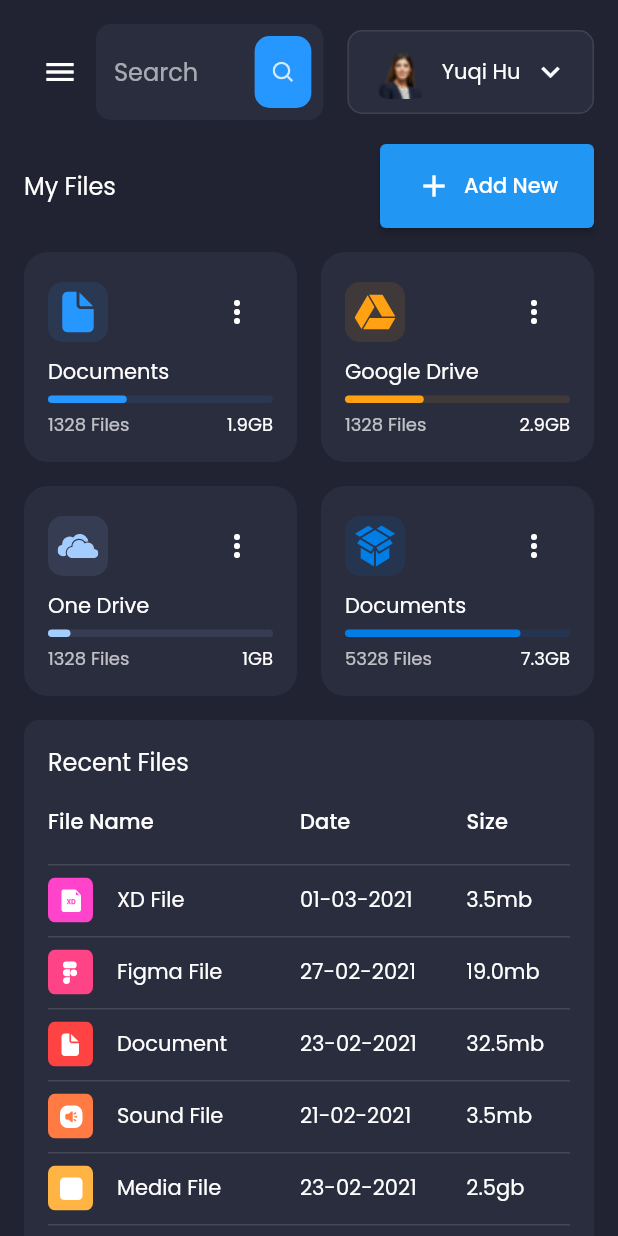
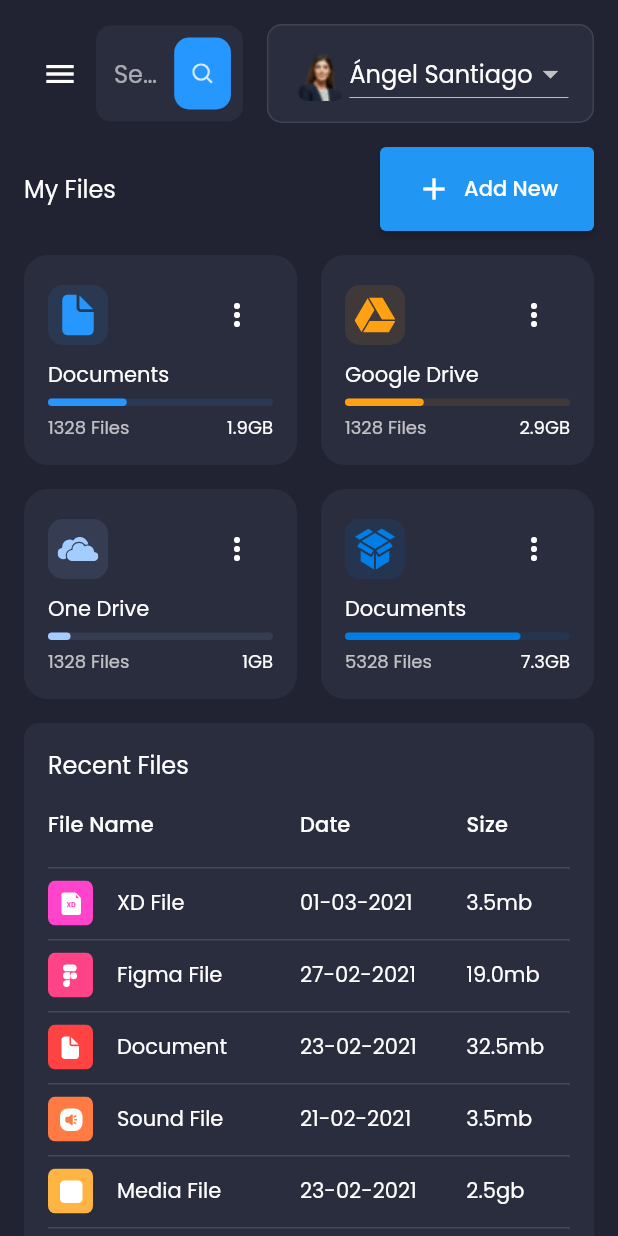
Before and after one commit to xiguolangzi/flutterDemo01, a Flutter app: the screen it shows after launch, in the side drawer, after a tap on "Add New", on a phone screen of 412 x 824 dp. Run offline on Flutter 3.47's test engine with Material 2 defaults, Android fonts, the phone set to English and light mode, and no system bars; our stand-ins replace fl_chart, flutter_svg, google_fonts.

Commit message:
界面优化

```diff
--- /dev/null
+++ b/demo01/flutter_application_1/lib/screens/dashboard/deshboard_screen/header/dropdown_menu_demo.dart
@@ -0,0 +1,43 @@
+import 'package:flutter/material.dart';
+
+import '../../../../constants.dart';
+
+class DropdownMenoDemo extends StatefulWidget {
+  const DropdownMenoDemo({super.key});
+
+  @override
+  State<DropdownMenoDemo> createState() => _DropdownMenoDemoState();
+}
+
+class _DropdownMenoDemoState extends State<DropdownMenoDemo> {
+  String selectedOption = "Ángel Santiago";
+
+  List<String> options = [
+    "Ángel Santiago",
+    'Option 1',
+    'Option 2',
+    'Option 3',
+    'Option 4',
+  ];
+
+  @override
+  Widget build(BuildContext context) {
+    return Container(
+      // padding: const EdgeInsets.symmetric(horizontal: defaultPadding / 2),
+      child: DropdownButton<String>(
+        value: selectedOption,
+        onChanged: (newValue) {
+          setState(() {
+            selectedOption = newValue!;
+          });
+        },
+        items: options.map<DropdownMenuItem<String>>((String value) {
+          return DropdownMenuItem<String>(
+            value: value,
+            child: Text(value),
+          );
+        }).toList(),
+      ),
+    );
+  }
+}
--- a/demo01/flutter_application_1/lib/screens/dashboard/deshboard_screen/header/profile_card.dart
+++ b/demo01/flutter_application_1/lib/screens/dashboard/deshboard_screen/header/profile_card.dart
@@ -1,5 +1,7 @@
 import 'package:flutter/material.dart';
 import 'package:flutter_application_1/constants.dart';
+
+import 'dropdown_menu_demo.dart';
 
 class ProfileCard extends StatelessWidget {
   const ProfileCard({super.key});
@@ -22,11 +24,12 @@ class ProfileCard extends StatelessWidget {
             "assets/images/profile_pic.png",
             height: 38,
           ),
-          const Padding(
-            padding: EdgeInsets.symmetric(horizontal: defaultPadding / 2),
-            child: Text("Yuqi Hu"),
-          ),
-          const Icon(Icons.keyboard_arrow_down)
+          // const Padding(
+          //   padding: EdgeInsets.symmetric(horizontal: defaultPadding / 2),
+          //   child: Text("Yuqi Hu"),
+          // ),
+          // const Icon(Icons.keyboard_arrow_down)
+          const DropdownMenoDemo(),
         ],
       ),
     );
--- a/demo01/flutter_application_1/lib/screens/dashboard/deshboard_screen/my_files/file_info_card.dart
+++ b/demo01/flutter_application_1/lib/screens/dashboard/deshboard_screen/my_files/file_info_card.dart
@@ -3,6 +3,7 @@ import 'package:flutter_svg/flutter_svg.dart';
 
 import '../../../../constants.dart';
 import '../../../../models/MyFiles.dart';
+import '../../show_dialog.dart';
 
 class FileInfoCard extends StatelessWidget {
   const FileInfoCard({super.key, required this.info});
@@ -38,7 +39,10 @@ class FileInfoCard extends StatelessWidget {
                 ),
               ),
               IconButton(
-                onPressed: () {},
+                onPressed: () {
+                  ShowDialogDemo(context,
+                      settingContent: "${info.title}   维护中");
+                },
                 icon: const Icon(
                   Icons.more_vert,
                   color: Colors.white,
--- a/demo01/flutter_application_1/lib/screens/dashboard/deshboard_screen/my_files/my_files.dart
+++ b/demo01/flutter_application_1/lib/screens/dashboard/deshboard_screen/my_files/my_files.dart
@@ -2,6 +2,7 @@ import 'package:flutter/material.dart';
 import '../../../../constants.dart';
 import '../../../../models/MyFiles.dart';
 import '../../../../responsive.dart';
+import '../../show_dialog.dart';
 import 'file_info_card.dart';
 
 class MyFiles extends StatelessWidget {
@@ -26,7 +27,9 @@ class MyFiles extends StatelessWidget {
                   vertical: defaultPadding,
                 ),
               ),
-              onPressed: () {},
+              onPressed: () {
+                ShowDialogDemo(context, settingContent: "添加功能 维护中");
+              },
               icon: const Icon(Icons.add),
               label: const Text("Add New"),
             ),
--- a/demo01/flutter_application_1/lib/screens/main/main_screen/size_menu.dart
+++ b/demo01/flutter_application_1/lib/screens/main/main_screen/size_menu.dart
@@ -1,4 +1,7 @@
 import 'package:flutter/material.dart';
+import 'package:flutter_application_1/constants.dart';
+import '../../../responsive.dart';
+import '../../dashboard/show_dialog.dart';
 import 'drawer_listTitle.dart';
 
 class SizeMeun extends StatelessWidget {
@@ -11,48 +14,85 @@ class SizeMeun extends StatelessWidget {
         // 可以滚动
         child: Column(
           children: [
-            DrawerHeader(
-              child: Image.asset("assets/images/logo.png"),
+            // IconButton(
+            //   onPressed: () {},
+            //   icon: const Icon(Icons.arrow_back_ios),
+            // ),
+            // DrawerHeader(
+            //   child: Image.asset("assets/images/logo.png"),
+            // ),
+            Stack(
+              children: [
+                DrawerHeader(
+                  child: Image.asset("assets/images/logo.png"),
+                ),
+                if (!Responsive.isDeskTop(context))
+                  Padding(
+                    padding: const EdgeInsets.all(defaultPadding),
+                    child: IconButton(
+                      onPressed: () {
+                        Navigator.of(context).pop();
+                      },
+                      icon: const Icon(Icons.arrow_back_ios),
+                    ),
+                  )
+              ],
             ),
             DrawerListTitle(
               title: "Dashbord",
               svgSrc: "assets/icons/menu_dashbord.svg",
-              press: () {},
+              press: () {
+                ShowDialogDemo(context, settingContent: "Dashbord 界面维护中");
+              },
             ),
             DrawerListTitle(
               title: "Transaction",
               svgSrc: "assets/icons/menu_tran.svg",
-              press: () {},
+              press: () {
+                ShowDialogDemo(context, settingContent: "Transaction 界面维护中");
+              },
             ),
             DrawerListTitle(
               title: "Task",
               svgSrc: "assets/icons/menu_task.svg",
-              press: () {},
+              press: () {
+                ShowDialogDemo(context, settingContent: "Task 界面维护中");
+              },
             ),
             DrawerListTitle(
               title: "Documents",
               svgSrc: "assets/icons/menu_doc.svg",
-              press: () {},
+              press: () {
+                ShowDialogDemo(context, settingContent: "Documents 界面维护中");
+              },
             ),
             DrawerListTitle(
               title: "Store",
               svgSrc: "assets/icons/menu_store.svg",
-              press: () {},
+              press: () {
+                ShowDialogDemo(context, settingContent: "Store 界面维护中");
+              },
             ),
             DrawerListTitle(
               title: "Notification",
               svgSrc: "assets/icons/menu_notification.svg",
-              press: () {},
+              press: () {
+                ShowDialogDemo(context, settingContent: "Notification 界面维护中");
+              },
             ),
             DrawerListTitle(
               title: "Profile",
               svgSrc: "assets/icons/menu_profile.svg",
-              press: () {},
+              press: () {
+                ShowDialogDemo(context, settingContent: "Profile 界面维护中");
+              },
             ),
             DrawerListTitle(
               title: "Settings",
               svgSrc: "assets/icons/menu_setting.svg",
-              press: () {},
+              press: () {
+                ShowDialogDemo(context, settingContent: "Settings 界面维护中");
+              },
             ),
           ],
         ),
```
Also changed, not shown: demo01/flutter_application_1/lib/screens/dashboard/deshboard_screen/header/search_field.dart (+9 -1 lines), demo01/flutter_application_1/lib/screens/dashboard/show_dialog.dart (added, +33 -0 lines).
